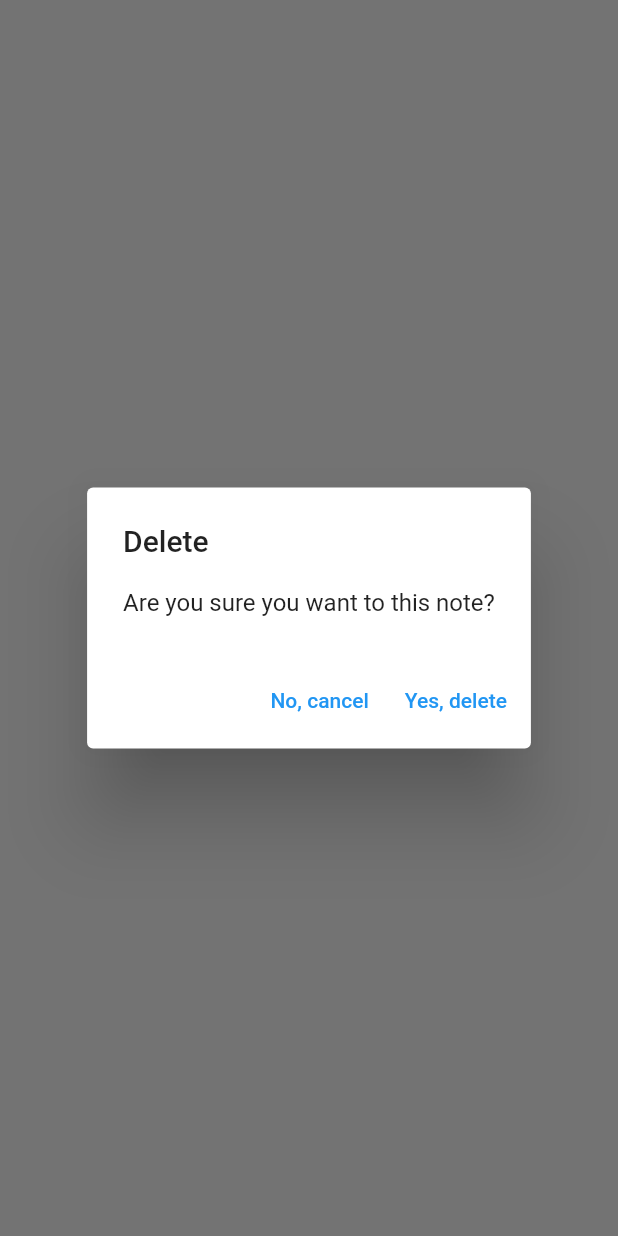
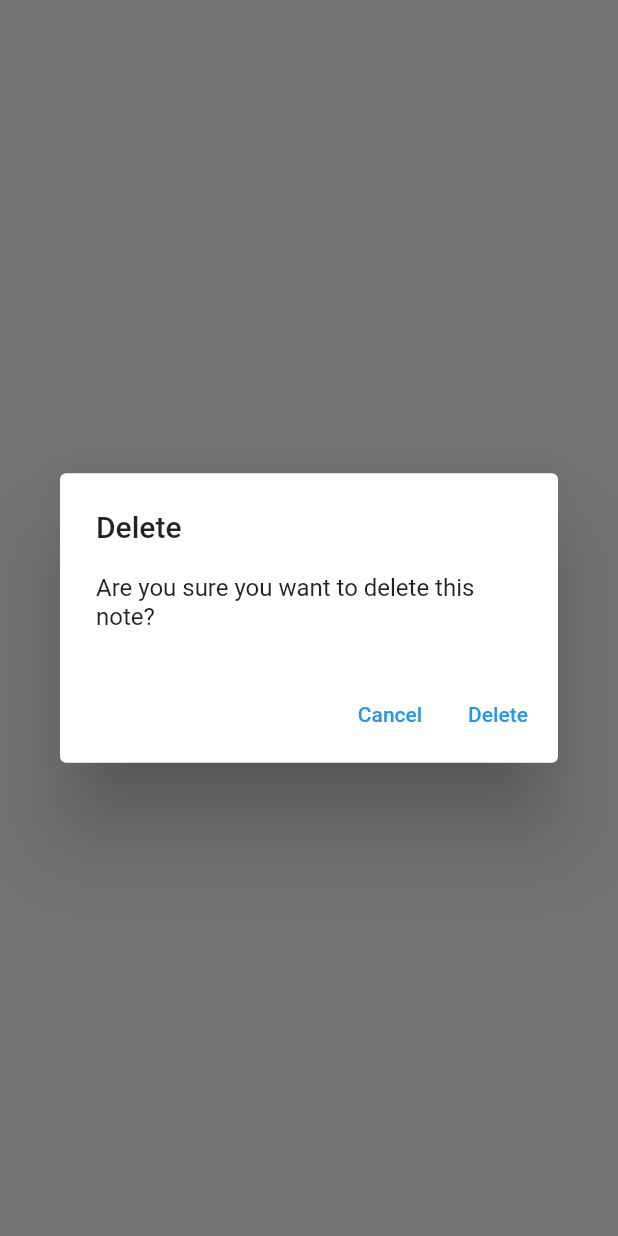
Before and after one commit to husseinalasfar/mynotes-project, a Flutter app: what showDeleteDialog() shows on an empty page, opened directly, on a phone screen of 412 x 824 dp. Run offline on Flutter 3.47's test engine with Material 2 defaults, Android fonts, the phone set to English and light mode, and no system bars; our stand-ins replace firebase_auth, firebase_core, sqflite; accounts and stored records are empty; network calls fail.

Commit message:
12 upload

```diff
--- a/lib/constans/routes.dart
+++ b/lib/constans/routes.dart
@@ -2,4 +2,4 @@ const loginRoute = '/login/';
 const registerRoute = '/register/';
 const notesRoute = '/notes/';
 const verifyEmailRoute = '/verify-email/';
-const newNoteRoute = '/notes/new-note/';
+const createOrUpdateNoteRoute = '/notes/new-note/';
--- a/lib/main.dart
+++ b/lib/main.dart
@@ -3,7 +3,7 @@ import 'package:firebase_core/firebase_core.dart';
 import 'package:flutter/material.dart';
 import 'package:mynotes/constans/routes.dart';
 import 'package:mynotes/views/login_view.dart';
-import 'package:mynotes/views/notes/new_note_view.dart';
+import 'package:mynotes/views/notes/create_update_note_view.dart';
 import 'package:mynotes/views/notes/notes_view.dart';
 import 'package:mynotes/views/register_view.dart';
 import 'package:mynotes/views/verfiy_email_view.dart';
@@ -30,9 +30,9 @@ class MyApp extends StatelessWidget {
       routes: {
         loginRoute: (context) => const LoginView(),
         registerRoute: (context) => const RegisterView(),
-        registerRoute: (context) => const NotesView(),
+        notesRoute: (context) => const NotesView(),
         verifyEmailRoute: (context) => const VerfiyEmailView(),
-        newNoteRoute: (context) => const NewNoteView(),
+        createOrUpdateNoteRoute: (context) => const CreateUpdateNoteView(),
       },
     );
   }
--- a/lib/utilites/dialogs/delete_dialog.dart
+++ b/lib/utilites/dialogs/delete_dialog.dart
@@ -5,10 +5,10 @@ Future<bool> showDeleteDialog(BuildContext context) {
   return showGenericDialog<bool>(
     context: context,
     title: 'Delete',
-    content: 'Are you sure you want to this note?',
+    content: 'Are you sure you want to delete this note?',
     optionsBuilder: () => {
-      'No, cancel': false,
-      'Yes, delete': true,
+      'Cancel': false,
+      'Delete': true,
     },
   ).then((value) => value ?? false);
 }
```
Also changed, not shown: lib/utilites/generics/get_argumens.dart (added, +14 -0 lines), lib/views/notes/create_update_note_view.dart (renamed from lib/views/notes/new_note_view.dart, +18 -8 lines), lib/views/notes/notes_list_view.dart (+7 -2 lines), lib/views/notes/notes_view.dart (+7 -1 lines).
